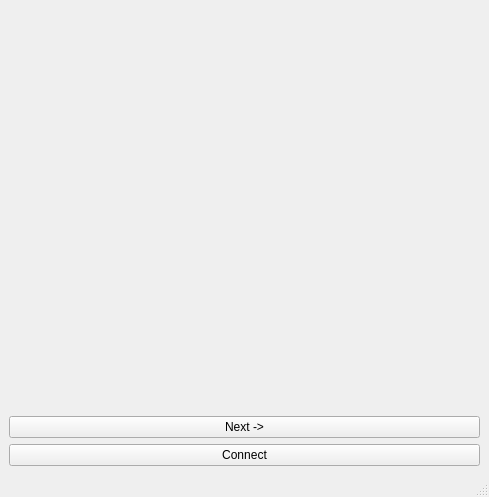
This is mainwindow.ui in Abul2000a/Client as Qt 5 draws it before an edit. The edited form follows.
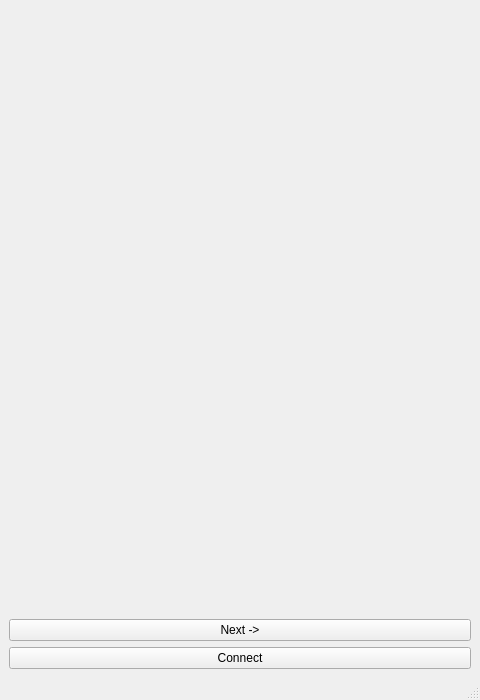
This is the edited form.

Diff of the .ui file:
```diff
--- a/mainwindow.ui
+++ b/mainwindow.ui
@@ -6,30 +6,30 @@
    <rect>
     <x>0</x>
     <y>0</y>
-    <width>489</width>
-    <height>497</height>
+    <width>480</width>
+    <height>700</height>
    </rect>
   </property>
   <property name="windowTitle">
    <string>MainWindow</string>
   </property>
   <widget class="QWidget" name="centralwidget">
-   <layout class="QVBoxLayout" name="verticalLayout">
-    <item>
+   <layout class="QGridLayout" name="gridLayout">
+    <item row="0" column="0">
      <widget class="QLabel" name="label">
       <property name="text">
        <string/>
       </property>
      </widget>
     </item>
-    <item>
+    <item row="1" column="0">
      <widget class="QPushButton" name="pushButton_2">
       <property name="text">
        <string>Next -&gt;</string>
       </property>
      </widget>
     </item>
-    <item>
+    <item row="2" column="0">
      <widget class="QPushButton" name="pushButton">
       <property name="text">
        <string>Connect</string>
```
Left out of the diff: 2 changed lines with no effect on the pictures.
